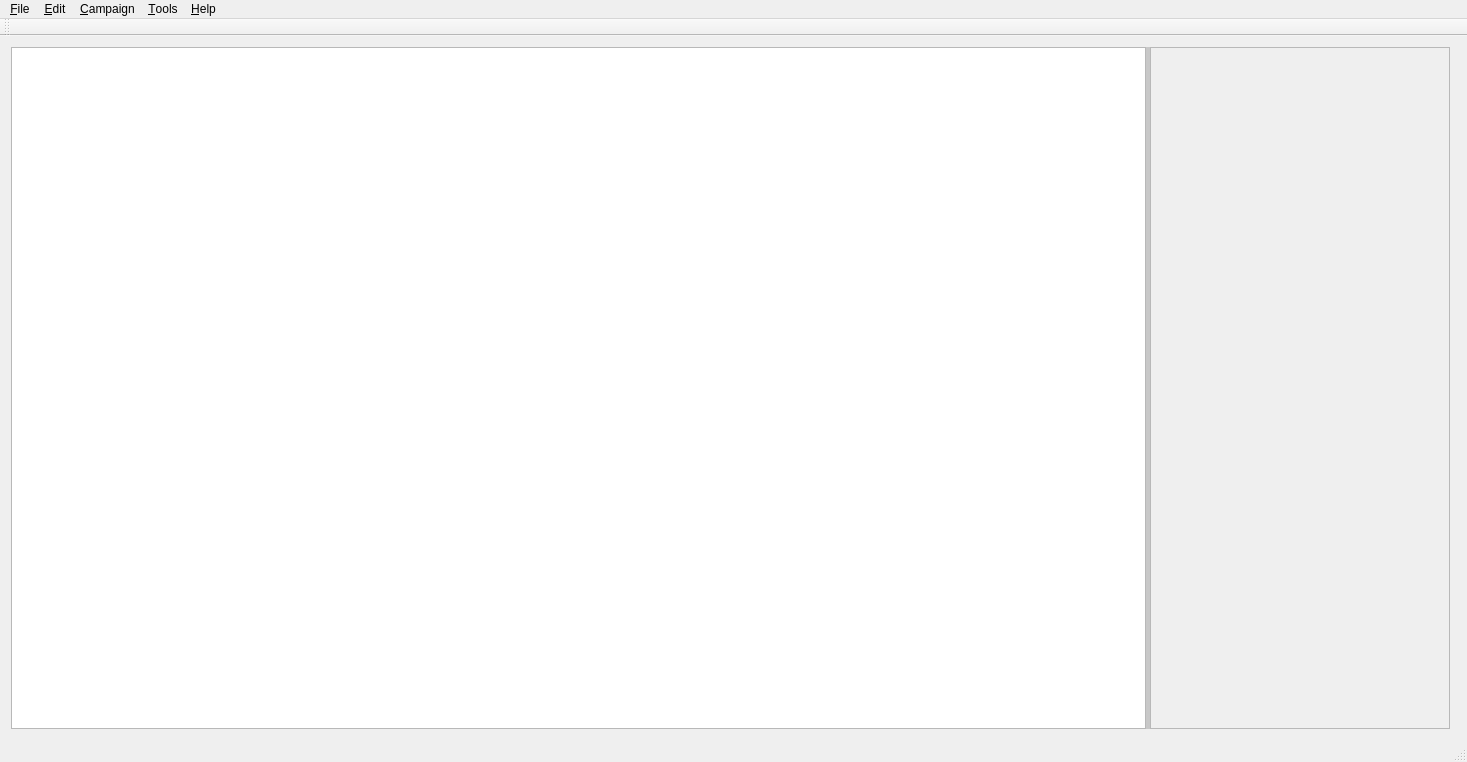
First picture: the form in DMHelper/src/mainwindow.ui, repository MMetze/DMHelper, before the edit.
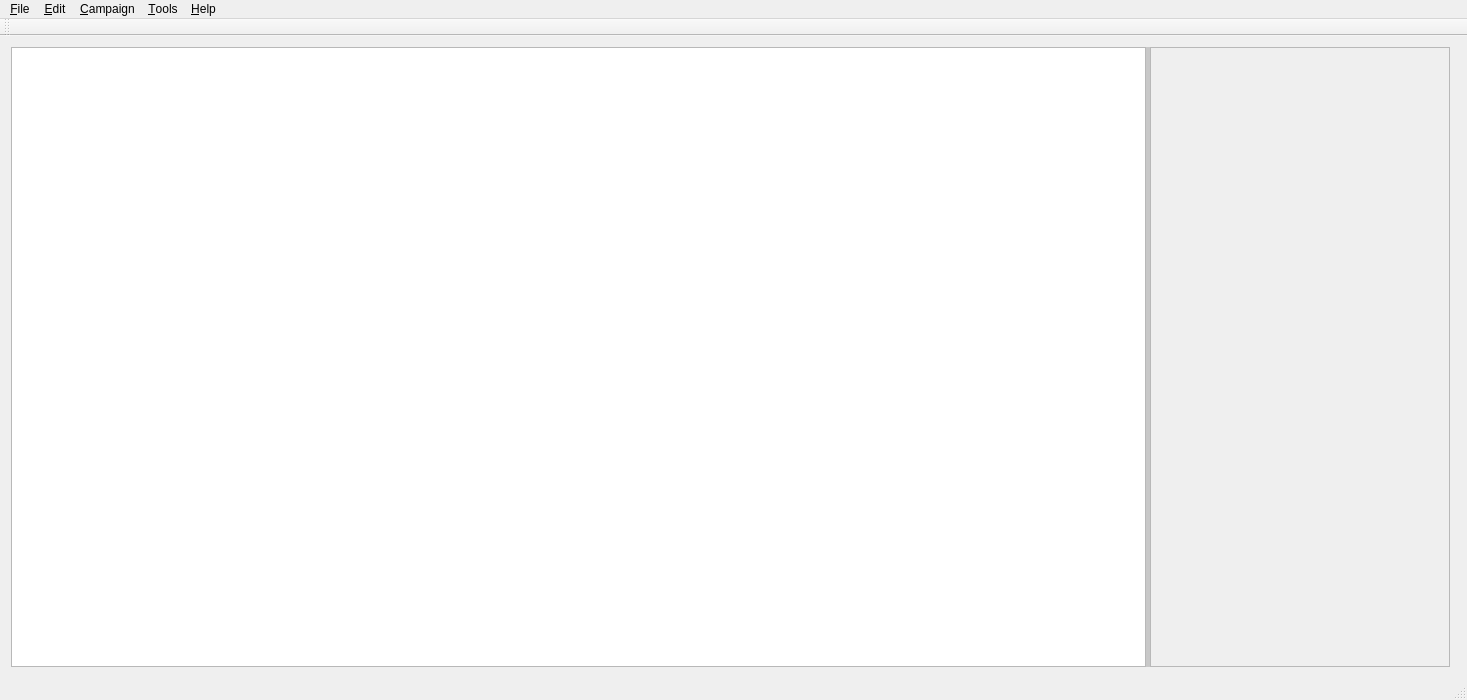
Second picture: the form after the edit. Icons and pictures are not drawn. Custom widgets are drawn as their Qt base class.

```diff
--- a/DMHelper/src/mainwindow.ui
+++ b/DMHelper/src/mainwindow.ui
@@ -7,7 +7,7 @@
     <x>0</x>
     <y>0</y>
     <width>1467</width>
-    <height>762</height>
+    <height>700</height>
    </rect>
   </property>
   <property name="sizePolicy">
```
